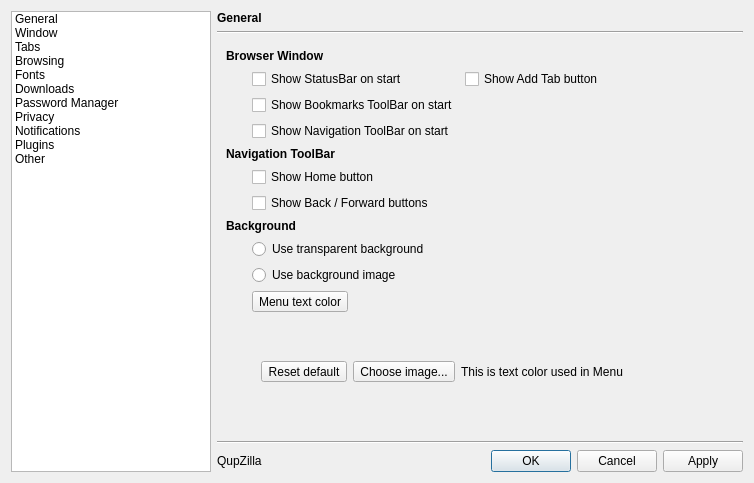
Qt form src/preferences/preferences.ui (QupZilla/qupzilla) before a commit.
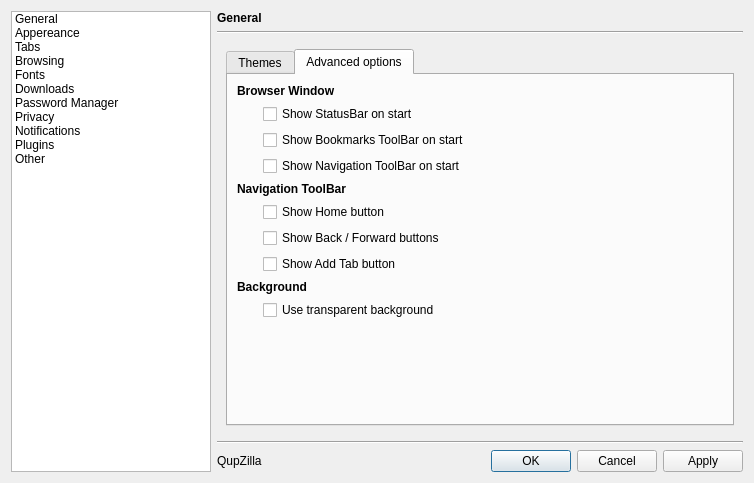
The same form after that commit. The open tabs and pages were chosen to show the change. Icons and pictures are not drawn. Custom widgets are drawn as their Qt base class.

Commit message: Added theme support. 5 themes are available now: Chrome, Windows, Old, Linux Native and Mac

```diff
--- a/src/preferences/preferences.ui
+++ b/src/preferences/preferences.ui
@@ -67,7 +67,7 @@
      </item>
      <item>
       <property name="text">
-       <string>Window</string>
+       <string>Appereance</string>
       </property>
       <property name="whatsThis">
        <string notr="true">1</string>
@@ -472,6 +472,29 @@
       </layout>
      </widget>
      <widget class="QWidget" name="stackedWidgetPage2">
+      <layout class="QGridLayout" name="gridLayout_21">
+       <item row="0" column="0">
+        <widget class="QTabWidget" name="tabWidget_2">
+         <property name="currentIndex">
+          <number>0</number>
+         </property>
+         <widget class="QWidget" name="tab_5">
+          <attribute name="title">
+           <string>Themes</string>
+          </attribute>
+          <layout class="QGridLayout" name="gridLayout_22">
+           <property name="margin">
+            <number>0</number>
+           </property>
+           <item row="0" column="0">
+            <widget class="QWidget" name="themesWidget" native="true"/>
+           </item>
+          </layout>
+         </widget>
+         <widget class="QWidget" name="tab_4">
+          <attribute name="title">
+           <string>Advanced options</string>
+          </attribute>
       <layout class="QGridLayout" name="gridLayout_16">
        <item row="0" column="0" colspan="2">
         <widget class="QLabel" name="label_18">
@@ -519,15 +542,21 @@
            </property>
           </widget>
          </item>
-         <item row="0" column="1">
-          <widget class="QCheckBox" name="showAddTabButton">
-           <property name="text">
-            <string>Show Add Tab button</string>
-           </property>
-          </widget>
-         </item>
-        </layout>
-       </item>
+            </layout>
+           </item>
+           <item row="1" column="2">
+            <spacer name="horizontalSpacer_2">
+             <property name="orientation">
+              <enum>Qt::Horizontal</enum>
+             </property>
+             <property name="sizeHint" stdset="0">
+              <size>
+               <width>40</width>
+               <height>20</height>
+              </size>
+             </property>
+            </spacer>
+           </item>
        <item row="2" column="0" colspan="2">
         <widget class="QLabel" name="label_8">
          <property name="text">
@@ -549,114 +578,43 @@
          </property>
         </widget>
        </item>
-       <item row="5" column="0" colspan="2">
+           <item row="5" column="1">
+            <widget class="QCheckBox" name="showAddTabButton">
+             <property name="text">
+              <string>Show Add Tab button</string>
+             </property>
+            </widget>
+           </item>
+           <item row="6" column="0" colspan="2">
         <widget class="QLabel" name="label_7">
          <property name="text">
           <string>&lt;b&gt;Background&lt;b/&gt;</string>
          </property>
         </widget>
        </item>
-       <item row="6" column="1">
-        <widget class="QRadioButton" name="useTransparentBg">
+           <item row="8" column="1">
+            <spacer name="verticalSpacer_12">
+             <property name="orientation">
+              <enum>Qt::Vertical</enum>
+             </property>
+             <property name="sizeHint" stdset="0">
+              <size>
+               <width>20</width>
+               <height>40</height>
+              </size>
+             </property>
+            </spacer>
+           </item>
+           <item row="7" column="1">
+            <widget class="QCheckBox" name="useTransparentBg">
          <property name="text">
           <string>Use transparent background</string>
          </property>
         </widget>
        </item>
-       <item row="7" column="1">
-        <widget class="QRadioButton" name="useBgImage">
-         <property name="text">
-          <string>Use background image</string>
-         </property>
-        </widget>
-       </item>
-       <item row="8" column="1">
-        <widget class="QToolButton" name="textColorChooser">
-         <property name="text">
-          <string>Menu text color</string>
-         </property>
-        </widget>
-       </item>
-       <item row="9" column="1">
-        <widget class="QFrame" name="bgLabel">
-         <property name="sizePolicy">
-          <sizepolicy hsizetype="Preferred" vsizetype="Expanding">
-           <horstretch>0</horstretch>
-           <verstretch>0</verstretch>
-          </sizepolicy>
-         </property>
-         <property name="styleSheet">
-          <string notr="true"/>
-         </property>
-         <layout class="QHBoxLayout" name="horizontalLayout_8">
-          <property name="leftMargin">
-           <number>9</number>
-          </property>
-          <property name="rightMargin">
-           <number>0</number>
-          </property>
-          <item>
-           <widget class="QToolButton" name="resetDefaultBgButton">
-            <property name="text">
-             <string>Reset default</string>
-            </property>
-           </widget>
-          </item>
-          <item>
-           <widget class="QToolButton" name="backgroundButton">
-            <property name="text">
-             <string>Choose image...</string>
-            </property>
-           </widget>
-          </item>
-          <item>
-           <spacer name="horizontalSpacer_25">
-            <property name="orientation">
-             <enum>Qt::Horizontal</enum>
-            </property>
-            <property name="sizeHint" stdset="0">
-             <size>
-              <width>0</width>
-              <height>0</height>
-             </size>
-            </property>
-           </spacer>
-          </item>
-          <item>
-           <widget class="SqueezeLabelV2" name="textColor">
-            <property name="text">
-             <string>This is text color used in Menu</string>
-            </property>
-           </widget>
-          </item>
-          <item>
-           <spacer name="horizontalSpacer_27">
-            <property name="orientation">
-             <enum>Qt::Horizontal</enum>
-            </property>
-            <property name="sizeHint" stdset="0">
-             <size>
-              <width>0</width>
-              <height>0</height>
-             </size>
-            </property>
-           </spacer>
-          </item>
-         </layout>
-        </widget>
-       </item>
-       <item row="1" column="2">
-        <spacer name="horizontalSpacer_2">
-         <property name="orientation">
-          <enum>Qt::Horizontal</enum>
-         </property>
-         <property name="sizeHint" stdset="0">
-          <size>
-           <width>40</width>
-           <height>20</height>
-          </size>
-         </property>
-        </spacer>
+          </layout>
+         </widget>
+        </widget>
        </item>
       </layout>
      </widget>
@@ -1962,13 +1920,6 @@
    </item>
   </layout>
  </widget>
- <customwidgets>
-  <customwidget>
-   <class>SqueezeLabelV2</class>
-   <extends>QLabel</extends>
-   <header>squeezelabelv2.h</header>
-  </customwidget>
- </customwidgets>
  <resources>
   <include location="../data/icons.qrc"/>
  </resources>
```
Left out of the diff: 2 changed lines with no effect on the pictures. Lines whose indentation alone changed are shown as unchanged. The commit also changes 253 other files.
